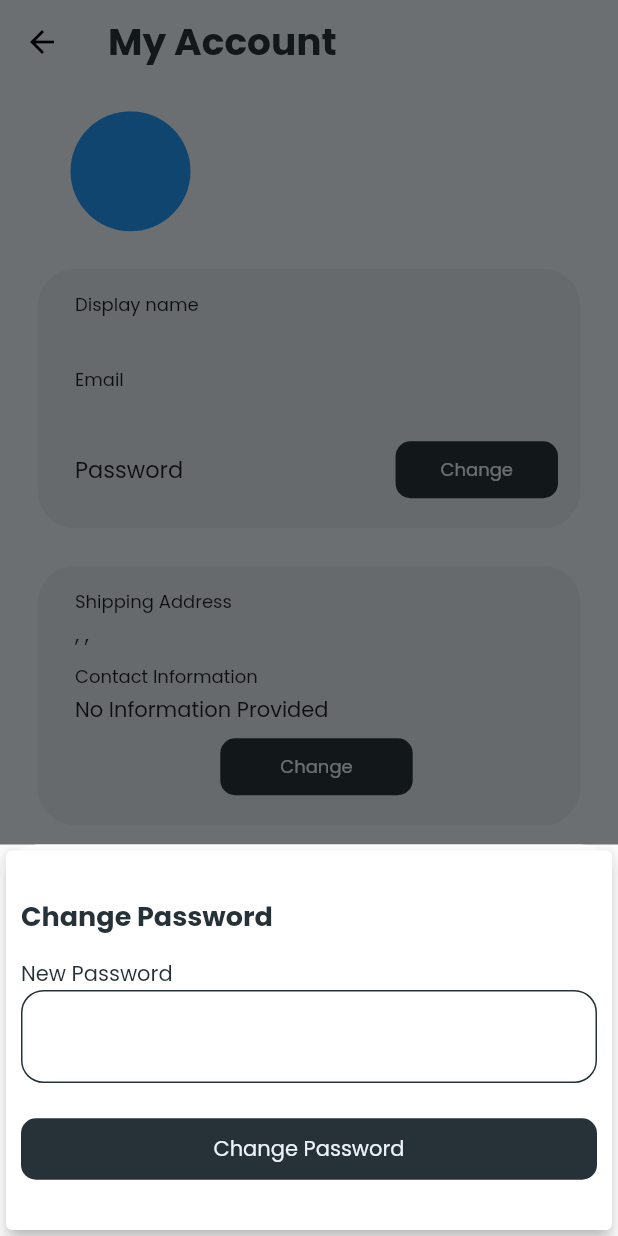
After one commit to adityagoyal222/meddaily, a Flutter app: the UserProfileScreen screen opened directly, after a tap on "Change", on a phone screen of 412 x 824 dp. The commit adds this screen. Run offline on Flutter 3.47's test engine with Material 2 defaults, Android fonts, the phone set to English and light mode, and no system bars; our stand-ins replace cloud_firestore, firebase_auth, firebase_core, google_sign_in; missing offline and left inert: flutter_facebook_login; accounts and stored records are empty.

Commit message:
added change password functionality

```diff
--- /dev/null
+++ b/lib/db/auth_user_db.dart
@@ -0,0 +1,17 @@
+import 'dart:async';
+import 'package:cloud_firestore/cloud_firestore.dart';
+import 'package:firebase_auth/firebase_auth.dart';
+import 'package:meddaily/provider/auth_user.dart';
+import 'package:meddaily/provider/cart.dart';
+
+class AuthUserDatabaseService {
+  final String uid;
+  AuthUserDatabaseService(this.uid);
+  final FirebaseFirestore _db = FirebaseFirestore.instance;
+
+  Stream<AuthUser> get userData {
+    var ref = _db.collection('users').doc(uid);
+
+    return ref.snapshots().map((snapshot) => AuthUser.fromFirestore(snapshot));
+  }
+}
--- a/lib/provider/auth_user.dart
+++ b/lib/provider/auth_user.dart
@@ -6,6 +6,7 @@ class AuthUser {
   final String uid;
   final String email;
   final String name;
+  final String? contact;
   Address? address;
   UserType userType;
 
@@ -13,6 +14,7 @@ class AuthUser {
     required this.uid,
     required this.email,
     required this.name,
+    this.contact,
     this.address,
     this.userType = UserType.Customer,
   });
@@ -34,6 +36,7 @@ class AuthUser {
             )
           : null,
       userType: data['userType'] ?? UserType.Customer,
+      contact: data['contact'] ?? null,
     );
   }
 }
--- /dev/null
+++ b/lib/screens/user_profile_screen.dart
@@ -0,0 +1,235 @@
+import 'package:firebase_auth/firebase_auth.dart';
+import 'package:flutter/material.dart';
+import 'package:meddaily/provider/auth_user.dart';
+import 'package:meddaily/widgets/user_profile/change_password.dart';
+import 'package:provider/provider.dart';
+
+class UserProfileScreen extends StatelessWidget {
+  static const routeName = '/user-profile';
+
+  _showBottomSheet(BuildContext ctx, Widget yourWidget) {
+    return showModalBottomSheet<dynamic>(
+        isScrollControlled: true,
+        context: ctx,
+        builder: (BuildContext bc) {
+          return Wrap(children: <Widget>[
+            Container(
+              child: Container(
+                decoration: new BoxDecoration(
+                    color: Colors.white,
+                    borderRadius: new BorderRadius.only(
+                        topLeft: const Radius.circular(25.0),
+                        topRight: const Radius.circular(25.0))),
+                child: yourWidget,
+              ),
+            )
+          ]);
+        });
+  }
+
+  @override
+  Widget build(BuildContext context) {
+    final currUser = Provider.of<AuthUser>(context);
+    return Scaffold(
+      resizeToAvoidBottomInset: false,
+      backgroundColor: Theme.of(context).primaryColor,
+      appBar: PreferredSize(
+        preferredSize:
+            Size.fromHeight(MediaQuery.of(context).size.height * 0.09),
+        child: AppBar(
+          backgroundColor: Theme.of(context).primaryColor,
+          elevation: 0,
+          title: Text(
+            'My Account',
+            style: TextStyle(
+              color: Theme.of(context).accentColor,
+              fontWeight: FontWeight.bold,
+              fontSize: 25,
+            ),
+            textAlign: TextAlign.center,
+          ),
+        ),
+      ),
+      body: Container(
+        height: double.infinity,
+        child: Column(
+          children: [
+            Row(
+              mainAxisAlignment: MainAxisAlignment.spaceAround,
+              children: [
+                CircleAvatar(
+                  radius: 40,
+                  backgroundColor: Colors.blue,
+                ),
+                Text(
+                  '${currUser.name}',
+                  style: TextStyle(
+                    color: Theme.of(context).accentColor,
+                    fontWeight: FontWeight.bold,
+                    fontSize: 22,
+                  ),
+                ),
+                SizedBox(
+                  width: 50,
+                )
+              ],
+            ),
+            Container(
+              width: double.infinity,
+              margin: EdgeInsets.all(25),
+              padding: EdgeInsets.fromLTRB(25, 15, 15, 15),
+              decoration: BoxDecoration(
+                color: Color(0xFFDFE8ED),
+                borderRadius: BorderRadius.all(
+                  Radius.circular(25),
+                ),
+              ),
+              child: Column(
+                crossAxisAlignment: CrossAxisAlignment.start,
+                children: [
+                  Text(
+                    'Display name',
+                    style: TextStyle(fontSize: 12),
+                  ),
+                  SizedBox(
+                    height: 3,
+                  ),
+                  Text(
+                    '${currUser.name}',
+                    style: TextStyle(fontSize: 14),
+                  ),
+                  SizedBox(
+                    height: 8,
+                  ),
+                  Text(
+                    'Email',
+                    style: TextStyle(fontSize: 12),
+                  ),
+                  SizedBox(
+                    height: 3,
+                  ),
+                  Text(
+                    '${currUser.email}',
+                    style: TextStyle(fontSize: 14),
+                  ),
+                  SizedBox(
+                    height: 3,
+                  ),
+                  Row(
+                    mainAxisAlignment: MainAxisAlignment.spaceBetween,
+                    children: [
+                      Text(
+                        'Password',
+                        style: TextStyle(fontSize: 15),
+                      ),
+                      FlatButton(
+                        padding:
+                            EdgeInsets.symmetric(horizontal: 30, vertical: 10),
+                        color: Theme.of(context).accentColor,
+                        shape: RoundedRectangleBorder(
+                            borderRadius: BorderRadius.circular(10)),
+                        height: 30,
+                        onPressed: () {
+                          print("executed change password");
+                          _showBottomSheet(context, ChangePasswordModal());
+                        },
+                        child: Text(
+                          'Change',
+                          style: TextStyle(
+                              color: Theme.of(context).primaryColor,
+                              fontSize: 12),
+                        ),
+                      ),
+                    ],
+                  ),
+                ],
+              ),
+            ),
+            Container(
+              width: double.infinity,
+              margin: EdgeInsets.symmetric(horizontal: 25, vertical: 0),
+              padding: EdgeInsets.fromLTRB(25, 15, 15, 15),
+              decoration: BoxDecoration(
+                color: Color(0xFFDFE8ED),
+                borderRadius: BorderRadius.all(
+                  Radius.circular(25),
+                ),
+              ),
+              child: Column(
+                crossAxisAlignment: CrossAxisAlignment.start,
+                children: [
+                  Text(
+                    'Shipping Address',
+                    style: TextStyle(fontSize: 12),
+                  ),
+                  SizedBox(
+                    height: 3,
+                  ),
+                  Text(
+                    currUser.address != null
+                        ? '${currUser.address!.locality}, ${currUser.address!.city}, ${currUser.address!.district}'
+                        : 'No information provided',
+                    style: TextStyle(fontSize: 14),
+                  ),
+                  SizedBox(
+                    height: 8,
+                  ),
+                  Text(
+                    'Contact Information',
+                    style: TextStyle(fontSize: 12),
+                  ),
+                  SizedBox(
+                    height: 3,
+                  ),
+                  Text(
+                    currUser.contact == "" || currUser.contact == null
+                        ? 'No Information Provided'
+                        : '${currUser.contact}',
+                    style: TextStyle(fontSize: 14),
+                  ),
+                  SizedBox(
+                    height: 3,
+                  ),
+                  Center(
+                    child: FlatButton(
+                      padding:
+                          EdgeInsets.symmetric(horizontal: 40, vertical: 10),
+                      color: Theme.of(context).accentColor,
+                      shape: RoundedRectangleBorder(
+                          borderRadius: BorderRadius.circular(10)),
+                      height: 30,
+                      onPressed: () {},
+                      child: Text(
+                        'Change',
+                        style: TextStyle(
+                            color: Theme.of(context).primaryColor,
+                            fontSize: 12),
+                      ),
+                    ),
+                  ),
+                ],
+              ),
+            ),
+            Container(
+              margin: EdgeInsets.fromLTRB(25, 20, 25, 0),
+              child: FlatButton(
+                minWidth: double.infinity,
+                padding: EdgeInsets.symmetric(horizontal: 30, vertical: 10),
+                color: Theme.of(context).accentColor,
+                shape: RoundedRectangleBorder(
+                    borderRadius: BorderRadius.circular(15)),
+                height: 50,
+                onPressed: () {},
+                child: Text(
+                  'Sign out',
+                  style: TextStyle(
+                      color: Theme.of(context).primaryColor, fontSize: 17),
+                ),
+              ),
+            ),
+          ],
+        ),
+      ),
+    );
+  }
+}
--- /dev/null
+++ b/lib/widgets/user_profile/change_password.dart
@@ -0,0 +1,122 @@
+import 'package:firebase_auth/firebase_auth.dart';
+import 'package:flutter/material.dart';
+import 'package:meddaily/provider/auth_user.dart';
+
+class ChangePasswordModal extends StatefulWidget {
+  @override
+  _ChangePasswordModalState createState() => _ChangePasswordModalState();
+}
+
+class _ChangePasswordModalState extends State<ChangePasswordModal> {
+  final _passwordController = TextEditingController();
+  FocusNode _passwordNode = FocusNode();
+
+  void changePassword(
+    String password,
+  ) {
+    FirebaseAuth.instance.currentUser!.updatePassword(password);
+  }
+
+  Color getColor(hasFocus) {
+    if (hasFocus) {
+      return Color(0XFF7DEA82);
+    }
+    return Theme.of(context).accentColor;
+  }
+
+  void _submitData() {
+    if (_passwordController.text.isEmpty) {
+      return;
+    }
+    final enteredPassword = _passwordController.text;
+
+    if (enteredPassword.isEmpty || enteredPassword.length < 7) {
+      return;
+    }
+    changePassword(enteredPassword);
+    Navigator.of(context).pop();
+  }
+
+  @override
+  Widget build(BuildContext context) {
+    return Card(
+      elevation: 5,
+      child: Container(
+        padding: EdgeInsets.only(
+          top: 10,
+          left: 10,
+          right: 10,
+          bottom: MediaQuery.of(context).viewInsets.bottom + 10,
+        ),
+        child: Column(
+          crossAxisAlignment: CrossAxisAlignment.start,
+          children: [
+            SizedBox(height: 20),
+            Text(
+              'Change Password',
+              textAlign: TextAlign.left,
+              style: TextStyle(
+                color: Theme.of(context).accentColor,
+                fontSize: 18,
+                fontWeight: FontWeight.bold,
+              ),
+            ),
+            SizedBox(height: 15),
+            Container(
+              width: double.infinity,
+              child: Text(
+                'New Password',
+                textAlign: TextAlign.left,
+                style: TextStyle(
+                  color: getColor(_passwordNode.hasFocus),
+                  fontSize: 14,
+                ),
+              ),
+            ),
+            TextField(
+              focusNode: _passwordNode,
+              decoration: InputDecoration(
+                enabledBorder: OutlineInputBorder(
+                  borderSide: BorderSide(
+                    color: getColor(_passwordNode.hasFocus),
+                  ),
+                  borderRadius: BorderRadius.circular(15),
+                ),
+                focusedBorder: OutlineInputBorder(
+                  borderSide: BorderSide(
+                    color: Color(0XFF7DEA82),
+                  ),
+                  borderRadius: BorderRadius.circular(15),
+                ),
+              ),
+              controller: _passwordController,
+              onSubmitted: (_) => _submitData(),
+              obscureText: true,
+            ),
+            SizedBox(
+              height: 20,
+            ),
+            FlatButton(
+              onPressed: _submitData,
+              padding: EdgeInsets.symmetric(horizontal: 30, vertical: 10),
+              color: Theme.of(context).accentColor,
+              shape: RoundedRectangleBorder(
+                  borderRadius: BorderRadius.circular(10)),
+              height: 30,
+              minWidth: double.infinity,
+              child: Text(
+                'Change Password',
+                style: TextStyle(
+                  color: Theme.of(context).primaryColor,
+                ),
+              ),
+            ),
+            SizedBox(
+              height: 20,
+            ),
+          ],
+        ),
+      ),
+    );
+  }
+}
```
Also changed, not shown: lib/main.dart (+20 -0 lines), lib/screens/categories_screen.dart (added, +58 -0 lines), lib/screens/home_screen.dart (+25 -6 lines), lib/widgets/category/category_grid.dart (added, +24 -0 lines), lib/widgets/category/category_item.dart (added, +21 -0 lines).
